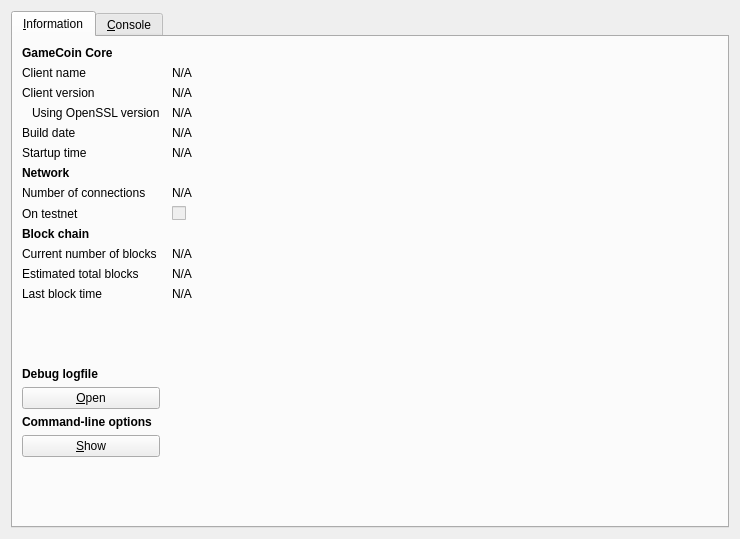
GhostLion/GameCoin, file src/qt/forms/rpcconsole.ui: the form before one commit.
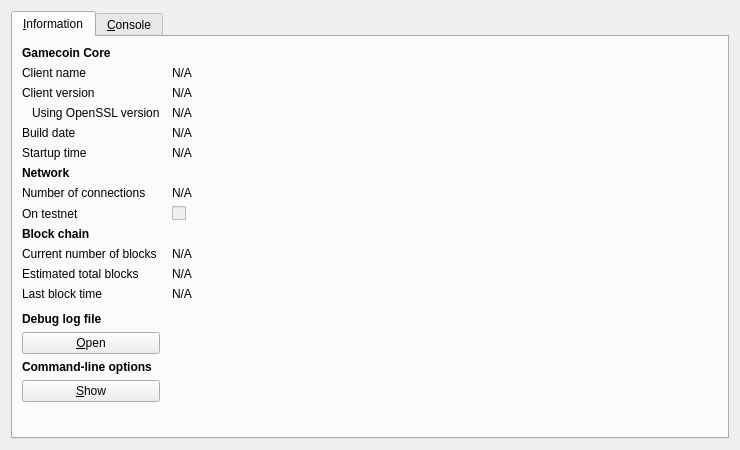
The form after the commit. Icons and pictures are not drawn.

Patch:
```diff
--- a/src/qt/forms/rpcconsole.ui
+++ b/src/qt/forms/rpcconsole.ui
@@ -7,7 +7,7 @@
     <x>0</x>
     <y>0</y>
     <width>740</width>
-    <height>539</height>
+    <height>450</height>
    </rect>
   </property>
   <property name="windowTitle">
@@ -36,7 +36,7 @@
           </font>
          </property>
          <property name="text">
-          <string>GameCoin Core</string>
+          <string>Gamecoin Core</string>
          </property>
         </widget>
        </item>
@@ -315,7 +315,7 @@
           </font>
          </property>
          <property name="text">
-          <string>Debug logfile</string>
+          <string>Debug log file</string>
          </property>
         </widget>
        </item>
```
Left out of the diff: 6 changed lines with no effect on the pictures.
